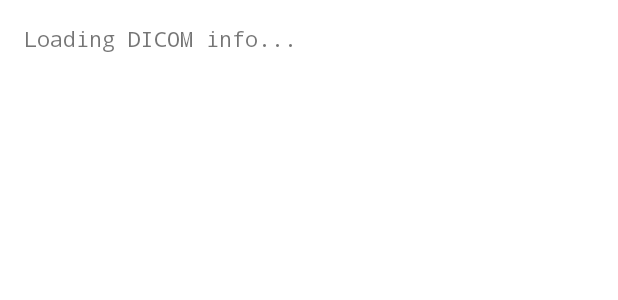
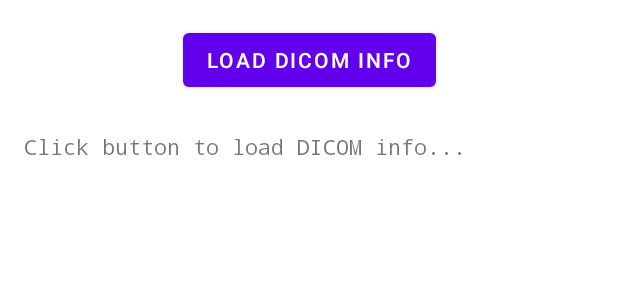
Before and after one commit to wangyongyao1989/DcmtkDemo, an Android app: the layout activity_main.xml on its own in the app's theme, with its tools: preview values and no code run, on a phone screen of 412 x 824 dp. Shown: the top 300 px of the screen. Run offline under Robolectric (Android 15) with nearby library versions, the light colour scheme and no system bars.

Commit message:
loadDicomFileInfo读取的button事件的添加。

```diff
--- a/app/src/main/res/layout/activity_main.xml
+++ b/app/src/main/res/layout/activity_main.xml
@@ -6,16 +6,31 @@
     android:layout_height="match_parent"
     tools:context=".MainActivity">
 
+    <Button
+        android:id="@+id/btn_load_dicom"
+        android:layout_width="wrap_content"
+        android:layout_height="wrap_content"
+        android:text="Load DICOM Info"
+        android:layout_margin="16dp"
+        app:layout_constraintTop_toTopOf="parent"
+        app:layout_constraintStart_toStartOf="parent"
+        app:layout_constraintEnd_toEndOf="parent" />
+
     <ScrollView
-        android:layout_width="match_parent"
-        android:layout_height="match_parent"
-        android:padding="16dp">
+        android:layout_width="0dp"
+        android:layout_height="0dp"
+        android:layout_marginTop="8dp"
+        android:padding="16dp"
+        app:layout_constraintTop_toBottomOf="@id/btn_load_dicom"
+        app:layout_constraintBottom_toBottomOf="parent"
+        app:layout_constraintStart_toStartOf="parent"
+        app:layout_constraintEnd_toEndOf="parent">
 
         <TextView
             android:id="@+id/sample_text"
-            android:layout_width="wrap_content"
+            android:layout_width="match_parent"
             android:layout_height="wrap_content"
-            android:text="Loading DICOM info..."
+            android:text="Click button to load DICOM info..."
             android:textSize="14sp"
             android:fontFamily="monospace" />
     </ScrollView>
```
Also changed, not shown: app/src/main/java/com/example/dcmtkdemo/FileUtil.java (added, +31 -0 lines), app/src/main/java/com/example/dcmtkdemo/MainActivity.java (+20 -44 lines).
